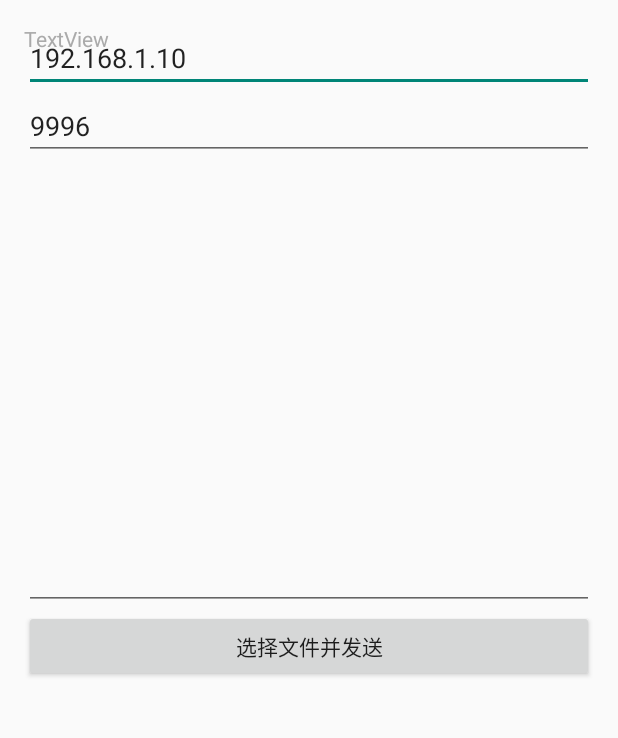
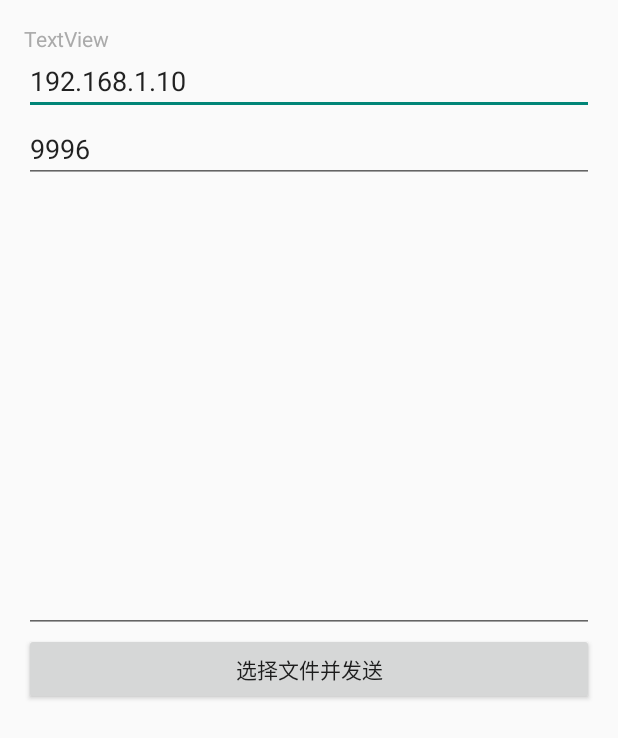
Before and after one commit to SmileAlfred/ACTransfer, an Android app: the screen it shows after launch (A2ATransferActivity), on a phone screen of 412 x 824 dp. Shown: the top 738 px of the screen. Run offline under Robolectric (Android 15) with nearby library versions, the phone set to English and light mode, and no system bars; libraries missing offline, so code that uses them is left out: com.nononsenseapps.filepicker; 1 statement that could not run was skipped.

Commit message:
添加4Java部分

```diff
--- a/app/src/main/java/com/example/a2atranfer/A2ATransferActivity.java
+++ b/app/src/main/java/com/example/a2atranfer/A2ATransferActivity.java
@@ -40,8 +40,8 @@ import java.util.Date;
 public class A2ATransferActivity extends AppCompatActivity implements View.OnClickListener {
     private static final int FILE_CODE = 0;
     private static final int REQUEST_CODE = 1;
-    private TextView tvMsg, tv_test;
-    private EditText txtIP, txtPort, txtEt;
+    private TextView tv_local_ip, tv_log;
+    private EditText et_target_ip, et_target_port, tv_trans_msg;
     private Button btnSend;
     private Handler handler;
     private SocketManager4Java socketManager4Java;
@@ -55,7 +55,10 @@ public class A2ATransferActivity extends AppCompatActivity implements View.OnCli
             "android.permission.CHANGE_NETWORK_STATE"};
 
     private final String TAG = A2ATransferActivity.this.getClass().getSimpleName();
-    private final String SSID = "奥特曼打小怪兽";
+    private final String SSID = "AutoManVSXiaoGuaiGuai";
+    private final String RemoteIPAddress = "192.168.1.10";
+    private final int Port = 9996;
+
     private final int PASW = 123456789;
 
     @Override
@@ -64,7 +67,7 @@ public class A2ATransferActivity extends AppCompatActivity implements View.OnCli
         setContentView(R.layout.activity_a2a_transfer);
         ActivityCompat.requestPermissions(A2ATransferActivity.this, PERMISSIONS_STORAGE, REQUEST_CODE);
         initView();
-        txtPort.setText("9996");
+        et_target_port.setText("9996");
 
         getParam("20", "20");
 
@@ -74,10 +77,10 @@ public class A2ATransferActivity extends AppCompatActivity implements View.OnCli
                 switch (msg.what) {
                     case 0:
                         SimpleDateFormat format = new SimpleDateFormat("hh:mm:ss");
-                        txtEt.append("\n[" + format.format(new Date()) + "]" + msg.obj.toString());
+                        tv_trans_msg.append("\n[" + format.format(new Date()) + "]" + msg.obj.toString());
                         break;
                     case 1:
-                        tvMsg.setText("本机IP：" + GetIpAddress() + " 监听端口:" + msg.obj.toString());
+                        tv_local_ip.setText("本机IP：" + GetIpAddress() + " 监听端口:" + msg.obj.toString());
                         break;
                     case 2:
                         Toast.makeText(getApplicationContext(), msg.obj.toString(), Toast.LENGTH_SHORT).show();
@@ -124,11 +127,11 @@ public class A2ATransferActivity extends AppCompatActivity implements View.OnCli
     }
 
     private void initView() {
-        tvMsg = (TextView) findViewById(R.id.tv_local_ip);
-        txtIP = (EditText) findViewById(R.id.et_ip);
-        txtPort = (EditText) findViewById(R.id.et_port);
-        txtEt = (EditText) findViewById(R.id.tv_msg);
-        tv_test = findViewById(R.id.tv_test);
+        tv_local_ip = (TextView) findViewById(R.id.tv_local_ip);
+        et_target_ip = (EditText) findViewById(R.id.et_target_ip);
+        et_target_port = (EditText) findViewById(R.id.et_target_port);
+        tv_trans_msg = (EditText) findViewById(R.id.tv_trans_msg);
+        tv_log = findViewById(R.id.tv_log);
 
         btnSend = (Button) findViewById(R.id.btnSend);
         btnSend.setOnClickListener(this);
@@ -161,8 +164,8 @@ public class A2ATransferActivity extends AppCompatActivity implements View.OnCli
     protected void onActivityResult(int requestCode, int resultCode, Intent data) {
         Log.i(TAG, "onActivityResult: + resultCode" + resultCode);
         if (requestCode == FILE_CODE && resultCode == Activity.RESULT_OK) {
-            final String ipAddress = txtIP.getText().toString();
-            final int port = Integer.parseInt(txtPort.getText().toString());
+            final String ipAddress = et_target_ip.getText().toString();
+            final int port = Integer.parseInt(et_target_port.getText().toString());
             if (data.getBooleanExtra(FilePickerActivity.EXTRA_ALLOW_MULTIPLE, true)) {
                 // For JellyBean and above
                 if (Build.VERSION.SDK_INT >= Build.VERSION_CODES.JELLY_BEAN) {
@@ -231,11 +234,11 @@ public class A2ATransferActivity extends AppCompatActivity implements View.OnCli
                 ((i >> 24) & 0xFF);
     }
 
-    public String getIpAddress() {
-        return SSID;
+    public String getRemoteIpAddress() {
+        return RemoteIPAddress;
     }
 
     public int getPort() {
-        return PASW;
+        return Port;
     }
 }
--- a/app/src/main/res/layout/activity_a2a_transfer.xml
+++ b/app/src/main/res/layout/activity_a2a_transfer.xml
@@ -26,7 +26,8 @@
                 android:textColor="#AAA" />
 
             <EditText
-                android:id="@+id/et_ip"
+                android:id="@+id/et_target_ip"
+                android:layout_marginTop="15dp"
                 android:layout_width="match_parent"
                 android:layout_height="wrap_content"
                 android:contentDescription="目标IP地址"
@@ -34,19 +35,20 @@
                 android:text="192.168.1.10" />
 
             <EditText
-                android:id="@+id/et_port"
+                android:id="@+id/et_target_port"
                 android:layout_width="match_parent"
                 android:layout_height="wrap_content"
-                android:layout_below="@+id/et_ip"
-                android:layout_alignLeft="@+id/et_ip"
+                android:layout_below="@+id/et_target_ip"
+                android:text="9996"
+                android:layout_alignLeft="@+id/et_target_ip"
                 android:ems="10" />
 
             <EditText
-                android:id="@+id/tv_msg"
+                android:id="@+id/tv_trans_msg"
                 android:layout_width="match_parent"
                 android:layout_height="300dp"
-                android:layout_below="@+id/et_port"
-                android:layout_alignLeft="@+id/et_ip"
+                android:layout_below="@+id/et_target_port"
+                android:layout_alignLeft="@+id/et_target_ip"
                 android:clickable="false"
                 android:editable="false"
                 android:ems="10"
@@ -67,13 +69,13 @@
                 android:id="@+id/btnSend"
                 android:layout_width="match_parent"
                 android:layout_height="wrap_content"
-                android:layout_below="@+id/tv_msg"
-                android:layout_alignLeft="@+id/et_port"
+                android:layout_below="@+id/tv_trans_msg"
+                android:layout_alignLeft="@+id/et_target_port"
                 android:text="选择文件并发送" />
 
 
             <TextView
-                android:id="@+id/tv_test"
+                android:id="@+id/tv_log"
                 android:layout_width="match_parent"
                 android:layout_height="wrap_content"
                 android:layout_below="@+id/btnSend"
```
